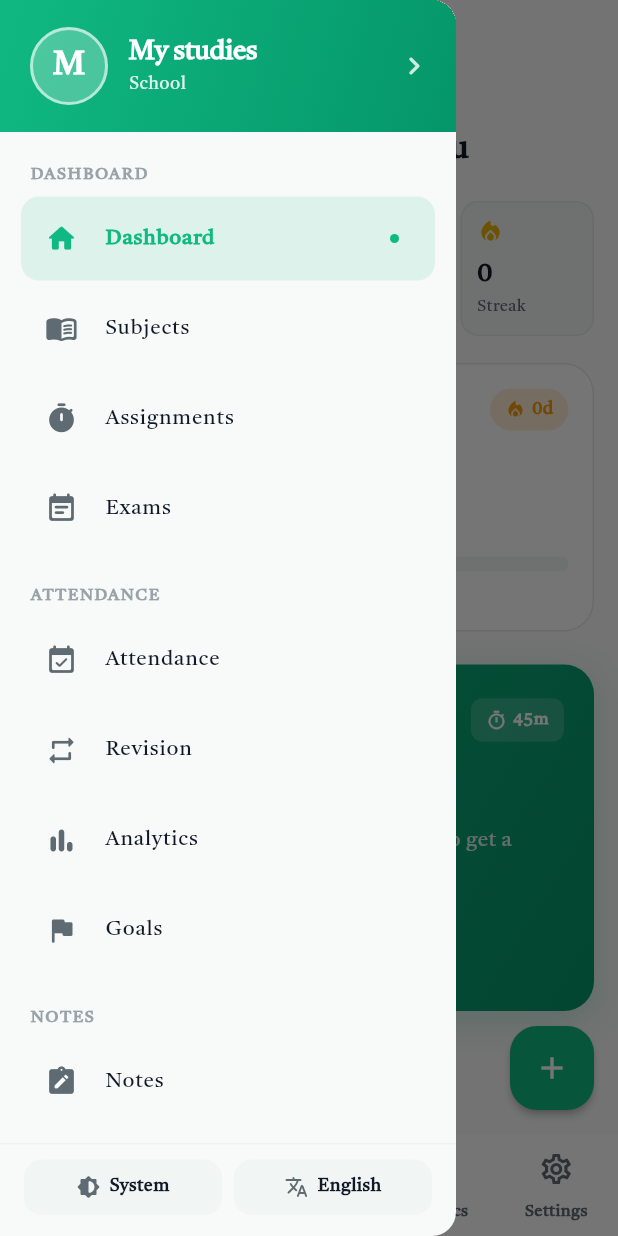
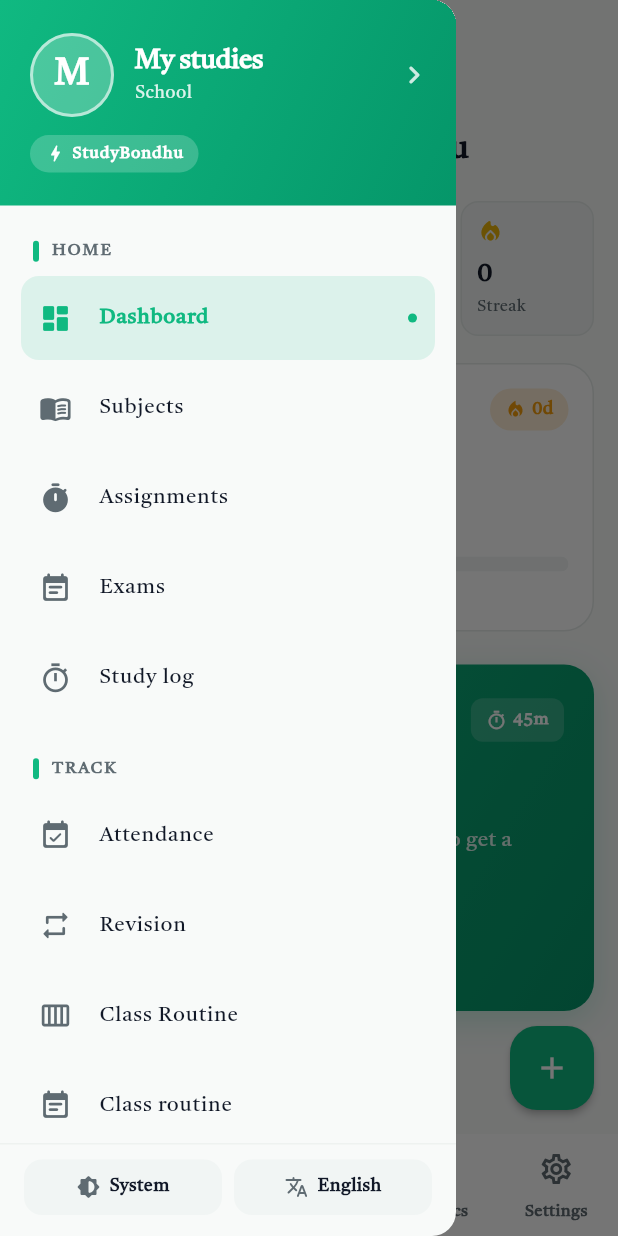
Before and after one commit to majidbhuiyan20/Study-Bondhu, a Flutter app: the MainShell screen opened by its route, with the side drawer open, on a phone screen of 412 x 824 dp. Run offline on Flutter 3.47's test engine with Material 3 defaults, Android fonts, the phone set to English and light mode, and no system bars; our stand-ins replace fl_chart, flutter_local_notifications, flutter_riverpod, go_router, shared_preferences, sqflite and 1 more; accounts and stored records are empty.

Commit message:
Refactored the application drawer with a reorganized structure, new navigation items, and enhanced styling:
- **Navigation & Structure**:
    - Reorganized drawer items into logical sections: **HOME**, **TRACK**, **LIBRARY**, and **TOOLS**.
    - Added new routes: `Study log`, `Profiles`, `Semesters`, and `Backup`.
    - Implemented contextual sub-navigation: when within the settings route, the drawer now displays indented sub-pages for `Language`, `Theme`, `Notifications`, `Backup`, and `About`.
- **UI & Visual Enhancements**:
    - **Header**: Updated `_DrawerHeader` with a larger profile area and a new "StudyBondhu" branded badge.
    - **Section Titles**: Added a primary-colored vertical indicator bar and refined typography for section headers.
    - **Tiles**: Improved `_DrawerTile` with support for indentation, dense layouts, and specific styling for sub-items.
    - **Icons**: Updated several icons, including switching the Dashboard icon to `dashboard_rounded` and Goals/Streak to `local_fire_department_rounded`.
- **Localization**: Added support for bilingual section titles and labels (English and Bangla).

```diff
--- a/lib/core/widgets/app_drawer.dart
+++ b/lib/core/widgets/app_drawer.dart
@@ -32,6 +32,7 @@ class AppDrawer extends ConsumerWidget {
     final settings = ref.watch(settingsViewModelProvider);
     final theme = Theme.of(context);
     final isDark = theme.brightness == Brightness.dark;
+    final location = GoRouterState.of(context).uri.toString();
 
     return Drawer(
       backgroundColor: isDark ? AppColors.darkBackground : AppColors.background,
@@ -56,9 +57,10 @@ class AppDrawer extends ConsumerWidget {
               child: ListView(
                 padding: const EdgeInsets.fromLTRB(8, 0, 8, 12),
                 children: [
-                  _SectionTitle(text: l10n.drawerDashboard),
+                  _SectionTitle(
+                      text: l10n.isBangla ? 'হোম' : 'HOME'),
                   _DrawerTile(
-                    icon: Icons.home_rounded,
+                    icon: Icons.dashboard_rounded,
                     label: l10n.drawerDashboard,
                     route: AppRoutes.shell,
                   ),
@@ -77,8 +79,14 @@ class AppDrawer extends ConsumerWidget {
                     label: l10n.drawerExams,
                     route: AppRoutes.exams,
                   ),
+                  _DrawerTile(
+                    icon: Icons.timer_outlined,
+                    label: l10n.isBangla ? 'পড়ার লগ' : 'Study log',
+                    route: AppRoutes.studyLog,
+                  ),
                   const SizedBox(height: 8),
-                  _SectionTitle(text: l10n.drawerAttendance),
+                  _SectionTitle(
+                      text: l10n.isBangla ? 'ট্র্যাক' : 'TRACK'),
                   _DrawerTile(
                     icon: Icons.event_available_rounded,
                     label: l10n.drawerAttendance,
@@ -90,17 +98,34 @@ class AppDrawer extends ConsumerWidget {
                     route: AppRoutes.revision,
                   ),
                   _DrawerTile(
+                    icon: Icons.calendar_view_week_rounded,
+                    label: l10n.drawerRoutines,
+                    route: AppRoutes.routines,
+                  ),
+                  _DrawerTile(
+                    icon: Icons.event_note_rounded,
+                    label:
+                        l10n.isBangla ? 'ক্লাস রুটিন' : 'Class routine',
+                    route: AppRoutes.timetable,
+                  ),
+                  _DrawerTile(
                     icon: Icons.bar_chart_rounded,
                     label: l10n.drawerAnalytics,
                     route: AppRoutes.analytics,
                   ),
                   _DrawerTile(
-                    icon: Icons.flag_rounded,
-                    label: l10n.drawerGoals,
-                    route: AppRoutes.analytics,
+                    icon: Icons.local_fire_department_rounded,
+                    label: l10n.isBangla ? 'স্ট্রিক' : 'Streak',
+                    route: AppRoutes.streak,
                   ),
                   const SizedBox(height: 8),
-                  _SectionTitle(text: l10n.notes),
+                  _SectionTitle(
+                      text: l10n.isBangla ? 'লাইব্রেরি' : 'LIBRARY'),
+                  _DrawerTile(
+                    icon: Icons.account_circle_rounded,
+                    label: l10n.profileChip,
+                    route: AppRoutes.profiles,
+                  ),
                   _DrawerTile(
                     icon: Icons.note_alt_rounded,
                     label: l10n.drawerNotes,
@@ -117,19 +142,18 @@ class AppDrawer extends ConsumerWidget {
                     route: AppRoutes.expenses,
                   ),
                   _DrawerTile(
-                    icon: Icons.calendar_view_week_rounded,
-                    label: l10n.drawerRoutines,
-                    route: AppRoutes.routines,
+                    icon: Icons.folder_outlined,
+                    label: l10n.isBangla
+                        ? 'ফাইল রিসোর্স'
+                        : 'File resources',
+                    route: AppRoutes.resources,
                   ),
                   _DrawerTile(
-                    icon: Icons.event_note_rounded,
-                    label: l10n.isBangla ? 'ক্লাস রুটিন' : 'Class routine',
-                    route: AppRoutes.timetable,
-                  ),
-                  _DrawerTile(
-                    icon: Icons.folder_outlined,
-                    label: l10n.isBangla ? 'ফাইল রিসোর্স' : 'File resources',
-                    route: AppRoutes.resources,
+                    icon: Icons.school_rounded,
+                    label: l10n.isBangla
+                        ? 'সেমিস্টার'
+                        : 'Semesters',
+                    route: AppRoutes.semesters,
                   ),
                   _DrawerTile(
                     icon: Icons.timeline_rounded,
@@ -137,17 +161,62 @@ class AppDrawer extends ConsumerWidget {
                     route: AppRoutes.semesterTimeline,
                   ),
                   const SizedBox(height: 8),
-                  _SectionTitle(text: l10n.drawerSettings),
+                  _SectionTitle(
+                      text: l10n.isBangla ? 'টুলস' : 'TOOLS'),
                   _DrawerTile(
                     icon: Icons.search_rounded,
                     label: l10n.drawerSearch,
                     route: AppRoutes.search,
                   ),
                   _DrawerTile(
+                    icon: Icons.cloud_off_rounded,
+                    label: l10n.isBangla
+                        ? 'ব্যাকআপ'
+                        : 'Backup',
+                    route: AppRoutes.backup,
+                  ),
+                  _DrawerTile(
                     icon: Icons.settings_rounded,
                     label: l10n.drawerSettings,
                     route: AppRoutes.settings,
                   ),
+                  if (location.startsWith('/settings')) ...[
+                    const SizedBox(height: 8),
+                    _SectionTitle(
+                        text: l10n.isBangla
+                            ? 'সেটিংস সাব-পেজ'
+                            : 'SETTINGS SUB-PAGES'),
+                    _DrawerTile(
+                      icon: Icons.translate_rounded,
+                      label: l10n.language,
+                      route: AppRoutes.settingsLanguage,
+                      indent: true,
+                    ),
+                    _DrawerTile(
+                      icon: Icons.brightness_6_rounded,
+                      label: l10n.theme,
+                      route: AppRoutes.settingsTheme,
+                      indent: true,
+                    ),
+                    _DrawerTile(
+                      icon: Icons.notifications_active_rounded,
+                      label: l10n.notifications,
+                      route: AppRoutes.settingsNotifications,
+                      indent: true,
+                    ),
+                    _DrawerTile(
+                      icon: Icons.cloud_off_rounded,
+                      label: l10n.backup,
+                      route: AppRoutes.settingsBackup,
+                      indent: true,
+                    ),
+                    _DrawerTile(
+                      icon: Icons.info_outline_rounded,
+                      label: l10n.drawerAbout,
+                      route: AppRoutes.settingsAbout,
+                      indent: true,
+                    ),
+                  ],
                 ],
               ),
             ),
@@ -278,7 +347,7 @@ class _ProfileHeader extends StatelessWidget {
         onTap: onTap,
         child: Container(
           width: double.infinity,
-          padding: const EdgeInsets.fromLTRB(20, 18, 16, 18),
+          padding: const EdgeInsets.fromLTRB(20, 22, 16, 22),
           decoration: BoxDecoration(
             gradient: LinearGradient(
               begin: Alignment.topLeft,
@@ -300,8 +369,8 @@ class _ProfileHeader extends StatelessWidget {
               Row(
                 children: [
                   Container(
-                    width: 52,
-                    height: 52,
+                    width: 56,
+                    height: 56,
                     decoration: BoxDecoration(
                       shape: BoxShape.circle,
                       color: Colors.white.withValues(alpha: 0.25),
@@ -318,7 +387,7 @@ class _ProfileHeader extends StatelessWidget {
                       style: const TextStyle(
                         color: Colors.white,
                         fontWeight: FontWeight.w800,
-                        fontSize: 22,
+                        fontSize: 24,
                       ),
                     ),
                   ),
@@ -354,6 +423,29 @@ class _ProfileHeader extends StatelessWidget {
                       color: Colors.white.withValues(alpha: 0.8)),
                 ],
               ),
+              const SizedBox(height: 12),
+              Container(
+                padding:
+                    const EdgeInsets.symmetric(horizontal: 10, vertical: 4),
+                decoration: BoxDecoration(
+                  color: Colors.white.withValues(alpha: 0.2),
+                  borderRadius: BorderRadius.circular(20),
+                ),
+                child: Row(
+                  mainAxisSize: MainAxisSize.min,
+                  children: [
+                    const Icon(Icons.bolt_rounded,
+                        size: 14, color: Colors.white),
+                    const SizedBox(width: 4),
+                    Text(
+                      'StudyBondhu',
+                      style: AppTextStyles.label.copyWith(
+                          color: Colors.white,
+                          fontWeight: FontWeight.w700),
+                    ),
+                  ],
+                ),
+              ),
             ],
           ),
         ),
@@ -373,14 +465,28 @@ class _SectionTitle extends StatelessWidget {
   @override
   Widget build(BuildContext context) {
     return Padding(
-      padding: const EdgeInsets.fromLTRB(12, 12, 12, 4),
-      child: Text(
-        text.toUpperCase(),
-        style: AppTextStyles.label.copyWith(
-          color: ThemeColors.textTertiary(context),
-          letterSpacing: 1.0,
-          fontWeight: FontWeight.w700,
-        ),
+      padding: const EdgeInsets.fromLTRB(14, 14, 12, 6),
+      child: Row(
+        children: [
+          Container(
+            width: 4,
+            height: 14,
+            decoration: BoxDecoration(
+              color: AppColors.primary,
+              borderRadius: BorderRadius.circular(2),
+            ),
+          ),
+          const SizedBox(width: 8),
+          Text(
+            text,
+            style: AppTextStyles.label.copyWith(
+              color: ThemeColors.textSecondary(context),
+              letterSpacing: 1.2,
+              fontWeight: FontWeight.w800,
+              fontSize: 11,
+            ),
+          ),
+        ],
       ),
     );
   }
@@ -395,11 +501,13 @@ class _DrawerTile extends StatelessWidget {
     required this.icon,
     required this.label,
     required this.route,
+    this.indent = false,
   });
 
   final IconData icon;
   final String label;
   final String route;
+  final bool indent;
 
   @override
   Widget build(BuildContext context) {
@@ -407,7 +515,9 @@ class _DrawerTile extends StatelessWidget {
     final selected = location == route ||
         (route == AppRoutes.shell && location.startsWith('/shell'));
     return Container(
-      margin: const EdgeInsets.symmetric(horizontal: 6, vertical: 2),
+      margin: EdgeInsets.symmetric(
+          horizontal: 6,
+          vertical: indent ? 1 : 2),
       decoration: BoxDecoration(
         color: selected
             ? AppColors.primary.withValues(alpha: 0.12)
@@ -415,16 +525,21 @@ class _DrawerTile extends StatelessWidget {
         borderRadius: BorderRadius.circular(12),
       ),
       child: ListTile(
+        dense: indent,
+        visualDensity: indent ? VisualDensity.compact : null,
+        contentPadding: EdgeInsets.symmetric(
+            horizontal: indent ? 18 : 12, vertical: 0),
         leading: Icon(
           icon,
           color: selected
               ? AppColors.primary
               : ThemeColors.textSecondary(context),
-          size: 22,
+          size: indent ? 18 : 22,
         ),
         title: Text(
           label,
-          style: AppTextStyles.bodyMedium.copyWith(
+          style: (indent ? AppTextStyles.bodySmall : AppTextStyles.bodyMedium)
+              .copyWith(
             color: selected
                 ? AppColors.primary
                 : ThemeColors.textPrimary(context),
```
